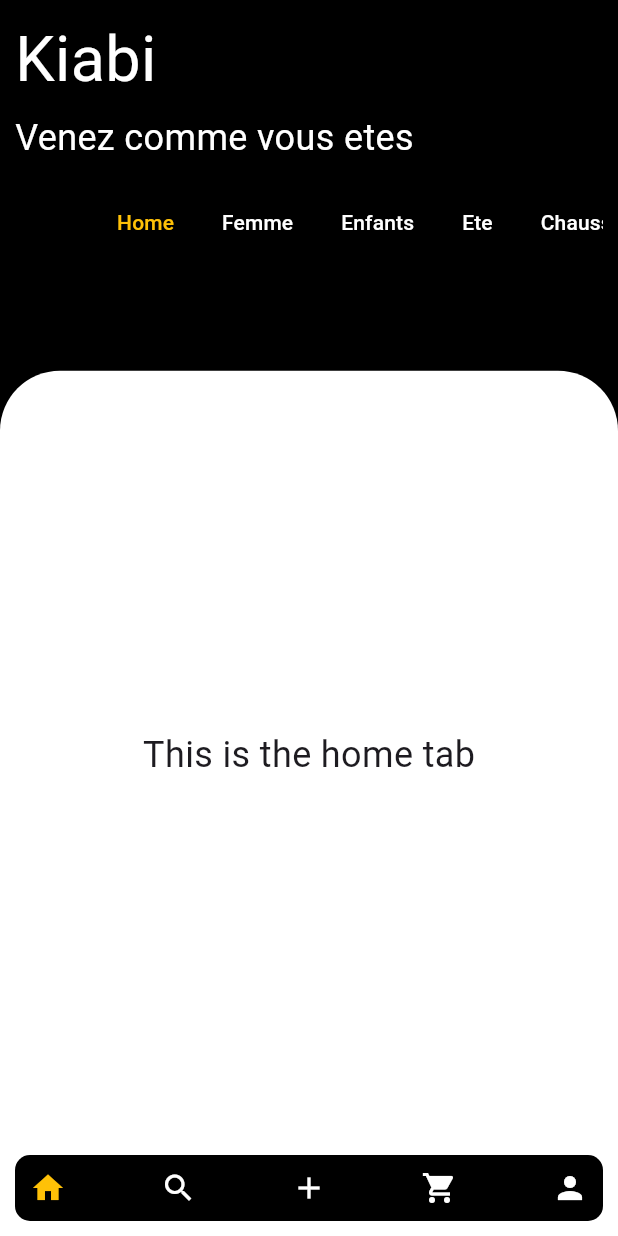
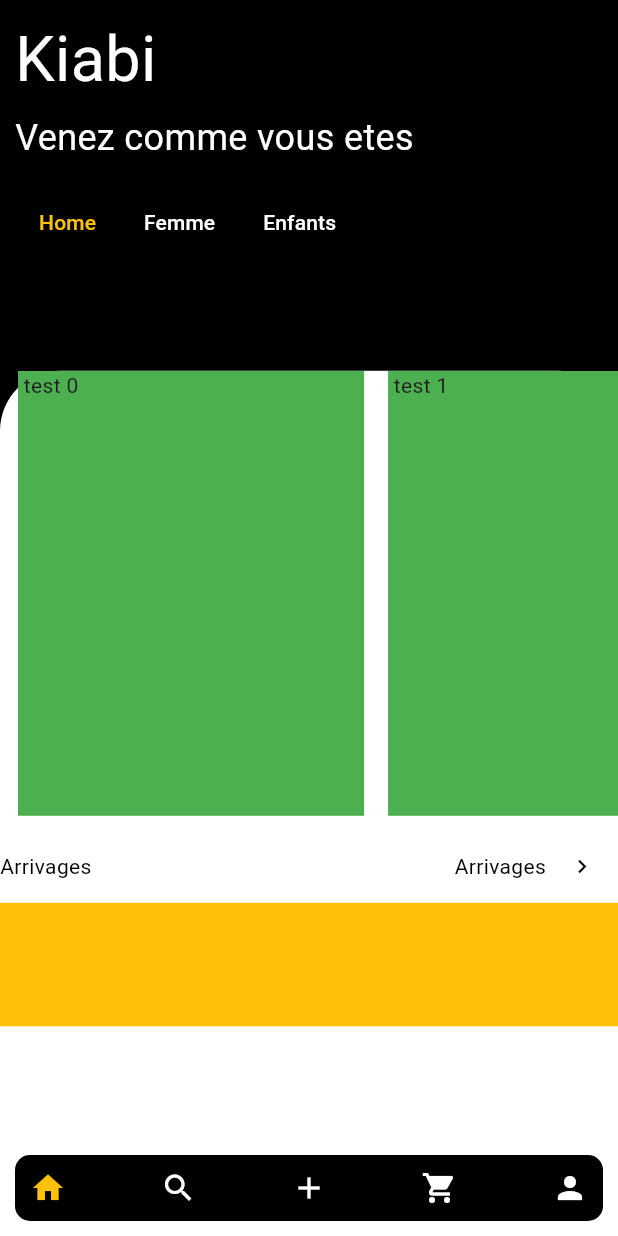
Before and after one commit to gauss2021/clothes-e-commerce, a Flutter app: the screen it shows after launch, on a phone screen of 412 x 824 dp. Run offline on Flutter 3.47's test engine with Material 3 defaults, Android fonts, the phone set to English and light mode, and no system bars; missing offline and left inert: dart:ffi.

Commit message:
Mise en place de la premiere liste view buider

```diff
--- a/lib/screens/home_screen.dart
+++ b/lib/screens/home_screen.dart
@@ -1,4 +1,8 @@
+import 'dart:ffi';
+
+import 'package:flutter/cupertino.dart';
 import 'package:flutter/material.dart';
+import 'package:flutter/widgets.dart';
 
 class Home extends StatefulWidget {
   const Home({super.key});
@@ -12,11 +16,6 @@
     Tab(text: 'Home'),
     Tab(text: 'Femme'),
     Tab(text: 'Enfants'),
-    Tab(text: 'Ete'),
-    Tab(text: 'Chaussures'),
-    Tab(text: 'Jeans'),
-    Tab(text: 'Robes'),
-
   ];
 
   late TabController tabController;
@@ -56,6 +55,7 @@
                   const Text("Venez comme vous etes",style: TextStyle(color: Colors.white,fontSize: 24),),
                   const SizedBox(height: 16,),
                   TabBar(
+                    tabAlignment:TabAlignment.start ,
                   controller: tabController,
                   isScrollable: true,
                   indicatorColor: Colors.transparent,
@@ -82,17 +82,114 @@
 
               child:  TabBarView(
         controller:tabController,
-        children: myTabs.map((Tab tab) {
-          final String label = tab.text!.toLowerCase();
-          return Center(
-            child: Text(
-              'This is the $label tab',
-              style: const TextStyle(fontSize: 24),
+        children:[
+            Column(
+              children: [
+                Padding(
+                  padding: const EdgeInsets.only(left: 12),
+                  child: SizedBox(
+                    height:MediaQuery.of(context).size.height*0.36 ,
+                    child: ListView.builder(
+                      scrollDirection: Axis.horizontal,
+                      itemCount:4 ,itemBuilder:(context,index){
+                        int numero= index;
+                      return Container(
+                        margin:const EdgeInsets.only(right: 16),
+                        height: 100,
+                        color: Colors.green,
+                        width: MediaQuery.of(context).size.width*0.56,
+                        child: Text(" test $numero"),
+                      );
+                    } ),
+                  ),
+                ),
+               const SizedBox(
+                  height: 10,
+                ),
+               Row(
+                  mainAxisAlignment: MainAxisAlignment.spaceBetween,
+                  children: [
+                    const Text("Arrivages", style: TextStyle(color: Colors.black),),
+                    SizedBox(
+                      child: Row(
+                        children: [
+                         const Text("Arrivages", style: TextStyle(color: Colors.black),),
+                          IconButton(onPressed: (){}, icon:const Icon(Icons.navigate_next,color: Colors.black,size: 18,))
+                        ],
+                      ),
+                    )
+                  ],
+                ),
+                Container(
+                        width: double.infinity,
+                        height: MediaQuery.of(context).size.height*0.1,
+                        color: Colors.amber,
+                      )
+              ],
             ),
-          );
-        }).toList(),
+
+             Column(
+              children: [
+                Container(
+                  height:MediaQuery.of(context).size.height*0.36 ,
+                  width: double.infinity,
+                  color: Colors.amber,
+                ),
+               const SizedBox(
+                  height: 16,
+                ),
+               Padding(
+                 padding: const EdgeInsets.only(left: 8.0),
+                 child: Row(
+                    mainAxisAlignment: MainAxisAlignment.spaceBetween,
+                    children: [
+                      const Text("Arrivages", style: TextStyle(color: Colors.black),),
+                      SizedBox(
+                        child: Row(
+                          children: [
+                           const Text("Arrivages", style: TextStyle(color: Colors.black),),
+                            IconButton(onPressed: (){}, icon:const Icon(Icons.navigate_next,color: Colors.black,size: 18,))
+                          ],
+                        ),
+                      ),
+
+                    ],
+                  ),
+               )
+              ],
+            ),
+
+             Column(
+              children: [
+                Container(
+                  height:MediaQuery.of(context).size.height*0.36 ,
+                  width: double.infinity,
+                  color: Colors.red,
+                ),
+               const SizedBox(
+                  height: 16,
+                ),
+               Row(
+                  mainAxisAlignment: MainAxisAlignment.spaceBetween,
+                  children: [
+                    const Text("Arrivages", style: TextStyle(color: Colors.black),),
+                    SizedBox(
+                      child: Row(
+                        children: [
+                         const Text("Arrivages", style: TextStyle(color: Colors.black),),
+                          IconButton(onPressed: (){}, icon:const Icon(Icons.navigate_next,color: Colors.black,size: 18,))
+                        ],
+                      ),
+                    )
+                  ],
+                )
+              ],
+            ),
+        ]
+
+        )
       ),
-            )
+
 
 
           ],
```
